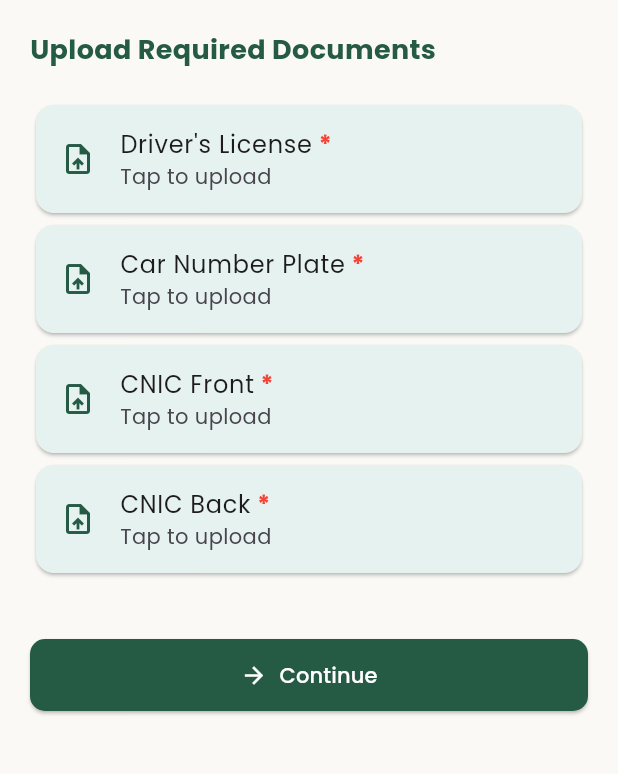
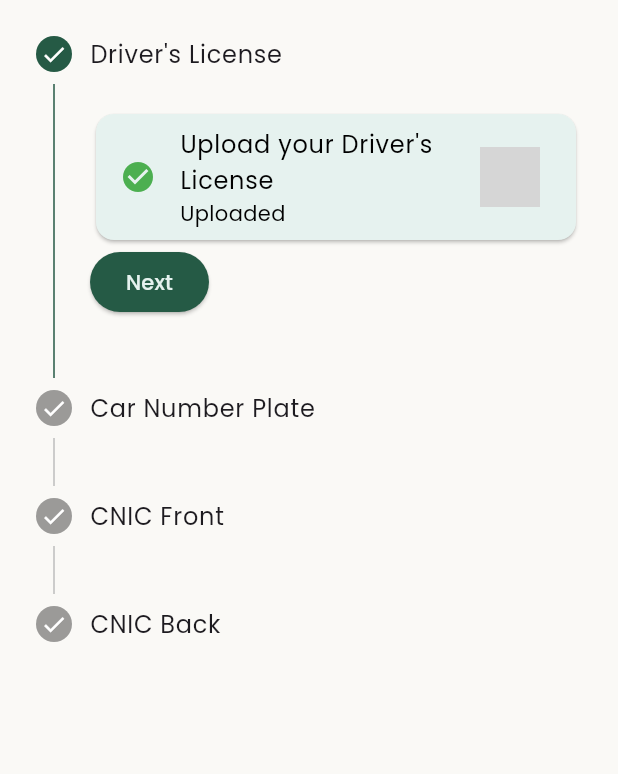
Before and after one commit to alibassam24/Carpool, a Flutter app: the ExtendedCarpoolerSignupScreen screen opened directly, on a phone screen of 412 x 824 dp, the part 84-858 px from its top. Run offline on Flutter 3.47's test engine with Material 3 defaults, Android fonts, the light colour scheme and no system bars; our stand-ins replace get, get_storage, google_fonts, image_picker, shared_preferences; accounts and stored records are empty; grey boxes are pictures that could not be loaded.

Commit message:
CARPOOLER SCREEN

```diff
--- a/lib/screens/carpooler/carpooler_signup.dart
+++ b/lib/screens/carpooler/carpooler_signup.dart
@@ -1,5 +1,7 @@
 import 'package:flutter/material.dart';
+import 'package:get_storage/get_storage.dart';
 import 'package:image_picker/image_picker.dart';
+import 'dart:io';
 
 class ExtendedCarpoolerSignupScreen extends StatefulWidget {
   const ExtendedCarpoolerSignupScreen({super.key});
@@ -9,102 +11,186 @@ class ExtendedCarpoolerSignupScreen extends StatefulWidget {
 }
 
 class _ExtendedCarpoolerSignupScreenState extends State<ExtendedCarpoolerSignupScreen> {
+  int _currentStep = 0;
+  final ImagePicker _picker = ImagePicker();
+  final GetStorage _box = GetStorage();
+
   XFile? _licenseImage;
   XFile? _carNumberImage;
   XFile? _cnicFrontImage;
   XFile? _cnicBackImage;
-  final ImagePicker _picker = ImagePicker();
 
-  Future<void> _pickImage(Function(XFile) onImagePicked) async {
+  @override
+  void initState() {
+    super.initState();
+    _loadSavedImages();
+  }
+
+  void _loadSavedImages() {
+    setState(() {
+      _licenseImage = _getImageFromPath('licenseImage');
+      _carNumberImage = _getImageFromPath('carNumberImage');
+      _cnicFrontImage = _getImageFromPath('cnicFrontImage');
+      _cnicBackImage = _getImageFromPath('cnicBackImage');
+    });
+  }
+
+  XFile? _getImageFromPath(String key) {
+    final path = _box.read(key);
+    return path != null ? XFile(path) : null;
+  }
+
+  Future<void> _pickImage(String key, Function(XFile) onImagePicked) async {
     final image = await _picker.pickImage(source: ImageSource.gallery);
-    if (!mounted) return;
-    if (image != null) {
+    if (image != null && mounted) {
+      _box.write(key, image.path); // Save progress
       onImagePicked(image);
+      ScaffoldMessenger.of(context).showSnackBar(SnackBar(
+        content: const Text("Uploaded successfully"),
+        backgroundColor: Colors.green,
+      ));
     }
   }
 
   void _submitForm() {
-    if (_licenseImage == null || _carNumberImage == null || _cnicFrontImage == null || _cnicBackImage == null) {
-      ScaffoldMessenger.of(context).showSnackBar(
-        const SnackBar(content: Text('Please upload all required documents')),
-      );
+    if (_licenseImage == null ||
+        _carNumberImage == null ||
+        _cnicFrontImage == null ||
+        _cnicBackImage == null) {
+      ScaffoldMessenger.of(context).showSnackBar(const SnackBar(
+        content: Text('Please upload all required documents'),
+        backgroundColor: Colors.red,
+      ));
       return;
     }
 
-    // TODO: Upload images, update user role in backend, then navigate
+    // Clear stored images after success
+    _box.remove('licenseImage');
+    _box.remove('carNumberImage');
+    _box.remove('cnicFrontImage');
+    _box.remove('cnicBackImage');
+
+    ScaffoldMessenger.of(context).showSnackBar(const SnackBar(
+      content: Text('All documents uploaded! Redirecting...'),
+      backgroundColor: Colors.green,
+    ));
+
+    // Simulate route
+    Future.delayed(const Duration(seconds: 1), () {
       Navigator.pushReplacementNamed(context, '/carpooler_home');
+    });
   }
 
-  Widget _buildUploadTile(String label, XFile? file, VoidCallback onTap) {
+  Widget _buildStepTile(String label, XFile? file, VoidCallback onTap) {
     return Card(
       shape: RoundedRectangleBorder(borderRadius: BorderRadius.circular(12)),
       color: const Color(0xFFE6F2EF),
       child: ListTile(
         onTap: onTap,
-        leading: Icon(
-          file != null ? Icons.check_circle : Icons.upload_file,
-          color: file != null ? Colors.green : const Color(0xFF255A45),
-        ),
-        title: Row(
-          children: [
-            Text(label),
-            const SizedBox(width: 4),
-            const Text(
-              '*',
-              style: TextStyle(color: Colors.red, fontWeight: FontWeight.bold),
-            ),
-          ],
-        ),
-        subtitle: Text(file != null ? 'Uploaded' : 'Tap to upload'),
+        leading: file != null
+            ? const Icon(Icons.check_circle, color: Colors.green)
+            : const Icon(Icons.upload_file, color: Color(0xFF255A45)),
+        title: Text(label),
+        subtitle: file != null
+            ? const Text('Uploaded')
+            : const Text('Tap to upload'),
+        trailing: file != null
+            ? Image.file(
+                File(file.path),
+                width: 40,
+                height: 40,
+                fit: BoxFit.cover,
+              )
+            : null,
       ),
     );
   }
 
   @override
   Widget build(BuildContext context) {
-    return Scaffold(
+    final stepStyle = Theme.of(context).copyWith(
+      colorScheme: const ColorScheme.light(
+        primary: Color(0xFF255A45), // Active step
+        secondary: Colors.green,     // Completed check
+      ),
+    );
+
+    return Theme(
+      data: stepStyle,
+      child: Scaffold(
         backgroundColor: const Color(0xFFFAF9F6),
         appBar: AppBar(
           title: const Text('Carpooler Signup'),
           backgroundColor: const Color(0xFF255A45),
           foregroundColor: Colors.white,
         ),
-      body: Padding(
-        padding: const EdgeInsets.all(20),
-        child: ListView(
+        body: Stepper(
+          type: StepperType.vertical,
+          currentStep: _currentStep,
+          onStepContinue: () {
+            if (_currentStep < 3) {
+              setState(() => _currentStep++);
+            } else {
+              _submitForm();
+            }
+          },
+          onStepCancel: () {
+            if (_currentStep > 0) {
+              setState(() => _currentStep--);
+            }
+          },
+          controlsBuilder: (context, details) {
+            return Row(
               children: [
-            const Text(
-              'Upload Required Documents',
-              style: TextStyle(fontSize: 18, fontWeight: FontWeight.bold, color: Color(0xFF255A45)),
-            ),
-            const SizedBox(height: 20),
-
-            // Upload Tiles
-            _buildUploadTile("Driver's License", _licenseImage, () {
-              _pickImage((file) => setState(() => _licenseImage = file));
-            }),
-            _buildUploadTile('Car Number Plate', _carNumberImage, () {
-              _pickImage((file) => setState(() => _carNumberImage = file));
-            }),
-            _buildUploadTile('CNIC Front', _cnicFrontImage, () {
-              _pickImage((file) => setState(() => _cnicFrontImage = file));
-            }),
-            _buildUploadTile('CNIC Back', _cnicBackImage, () {
-              _pickImage((file) => setState(() => _cnicBackImage = file));
-            }),
-
-            const SizedBox(height: 40),
-            ElevatedButton.icon(
-              onPressed: _submitForm,
-              icon: const Icon(Icons.arrow_forward),
-              label: const Text('Continue'),
+                ElevatedButton(
+                  onPressed: details.onStepContinue,
                   style: ElevatedButton.styleFrom(
                     backgroundColor: const Color(0xFF255A45),
-                foregroundColor: Colors.white,
-                padding: const EdgeInsets.symmetric(vertical: 14),
-                shape: RoundedRectangleBorder(borderRadius: BorderRadius.circular(10)),
                   ),
-            )
+                  child: Text(_currentStep < 3 ? 'Next' : 'Submit',style:TextStyle(color: const Color(0xFFE6F2EF)),),
+                ),
+                const SizedBox(width: 12),
+                if (_currentStep > 0)
+                  TextButton(
+                    onPressed: details.onStepCancel,
+                    child: const Text('Back'),
+                  ),
+              ],
+            );
+          },
+          steps: [
+            Step(
+              title: const Text("Driver's License"),
+              content: _buildStepTile("Upload your Driver's License", _licenseImage, () {
+                _pickImage('licenseImage', (file) => setState(() => _licenseImage = file));
+              }),
+              isActive: _currentStep >= 0,
+              state: _licenseImage != null ? StepState.complete : StepState.indexed,
+            ),
+            Step(
+              title: const Text("Car Number Plate"),
+              content: _buildStepTile("Upload your Car's Number Plate", _carNumberImage, () {
+                _pickImage('carNumberImage', (file) => setState(() => _carNumberImage = file));
+              }),
+              isActive: _currentStep >= 1,
+              state: _carNumberImage != null ? StepState.complete : StepState.indexed,
+            ),
+            Step(
+              title: const Text("CNIC Front"),
+              content: _buildStepTile("Upload CNIC Front", _cnicFrontImage, () {
+                _pickImage('cnicFrontImage', (file) => setState(() => _cnicFrontImage = file));
+              }),
+              isActive: _currentStep >= 2,
+              state: _cnicFrontImage != null ? StepState.complete : StepState.indexed,
+            ),
+            Step(
+              title: const Text("CNIC Back"),
+              content: _buildStepTile("Upload CNIC Back", _cnicBackImage, () {
+                _pickImage('cnicBackImage', (file) => setState(() => _cnicBackImage = file));
+              }),
+              isActive: _currentStep >= 3,
+              state: _cnicBackImage != null ? StepState.complete : StepState.indexed,
+            ),
           ],
         ),
       ),
```
Lines whose indentation alone changed are shown as unchanged.
